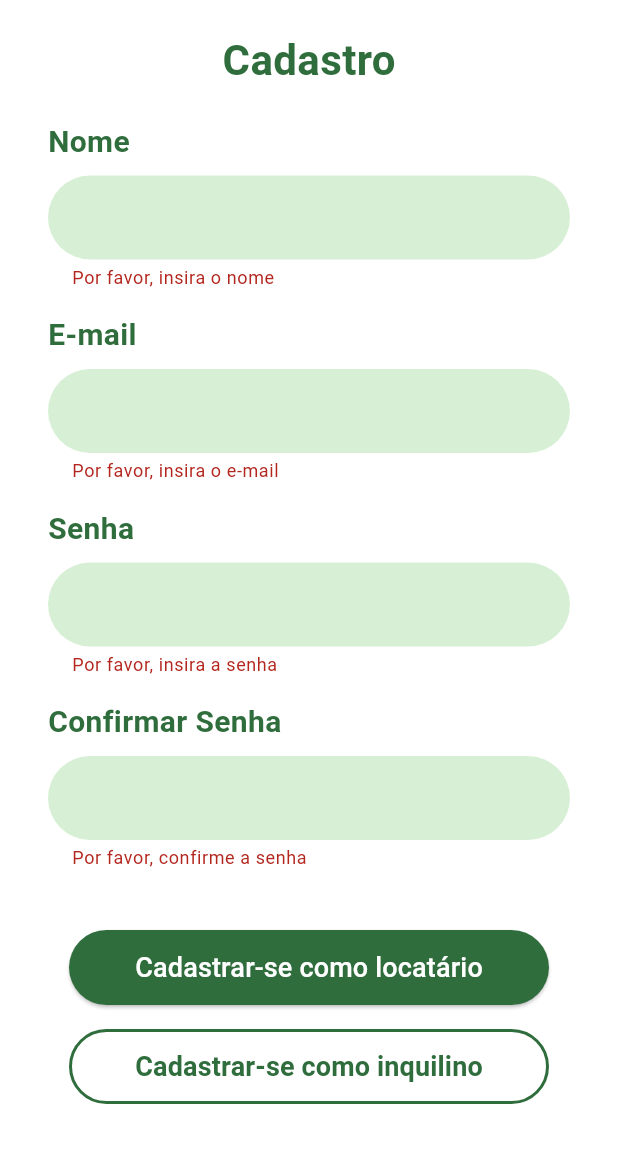
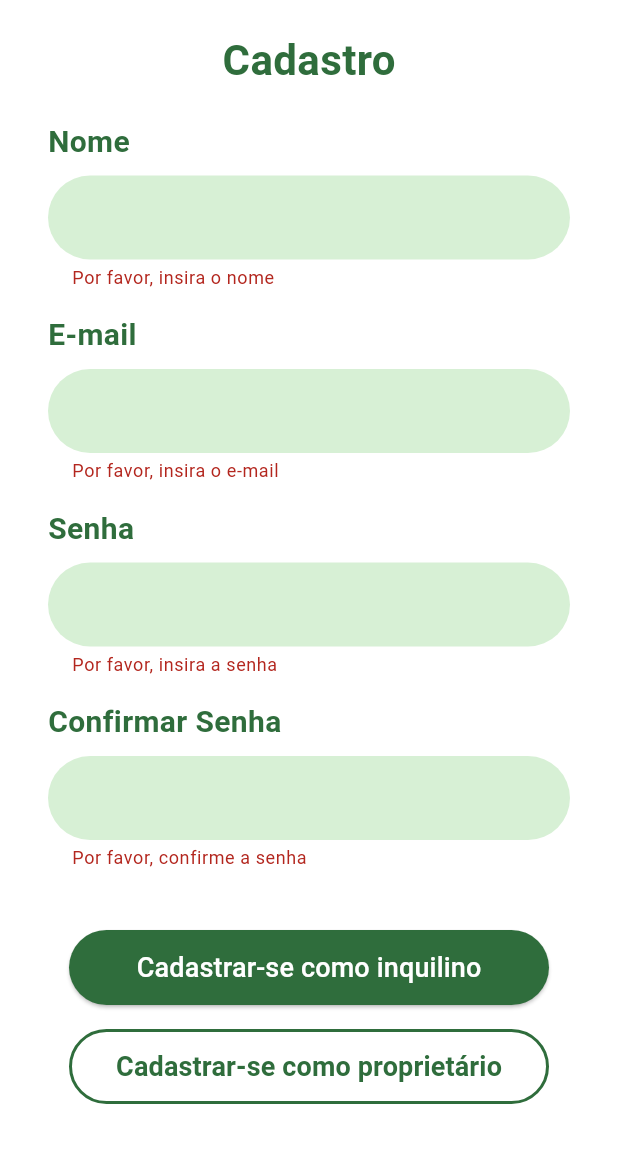
Before and after one commit to Swampertian/Moovin, a Flutter app: the RegisterScreen screen opened by its route, scrolled down 148 dp, after a tap on "Cadastrar-se como inquilino", on a phone screen of 412 x 824 dp, the part 84-1236 px from its top. Run offline on Flutter 3.47's test engine with Material 3 defaults, Android fonts, the phone set to English and light mode, and no system bars; our stand-ins replace dio, flutter_secure_storage, google_fonts, image_picker, shared_preferences; accounts and stored records are empty; network calls fail; Roboto replaces fonts that are missing (Khula).

Commit message:
fix register

```diff
--- a/Mobile/rental_app/lib/config.dart
+++ b/Mobile/rental_app/lib/config.dart
@@ -1,10 +1,10 @@
-//const String apiBase      = 'http://127.0.0.1:8000/api';
+const String apiBase      = 'http://127.0.0.1:8000/api';
 //const String ownerBase    = '$apiBase/owners/owners';
 //const String immobileBase = '$apiBase/immobile/';
 //const String userBase     = '$apiBase/users';
 
 
-const String apiBase      = 'http://10.0.2.2:8000/api';
+// const String apiBase      = 'http://10.0.2.2:8000/api';
 const String ownerBase    = '$apiBase/owners/owners';
 const String immobileBase = '$apiBase/immobile/';
 const String userBase     = '$apiBase/users';
--- a/Mobile/rental_app/lib/screens/create_profile_screen.dart
+++ b/Mobile/rental_app/lib/screens/create_profile_screen.dart
@@ -47,8 +47,8 @@ class _CreateProfileScreenState extends State<CreateProfileScreen> {
 
   Future<void> _saveProfile() async {
     final url = widget.isOwner
-        ? 'http://127.0.0.1:8000/api/owner/owner_create'
-        : 'http://127.0.0.1:8000/api/tenant/tenant_create';
+        ? 'http://127.0.0.1:8000/api/owners/owner_create'
+        : 'http://127.0.0.1:8000/api/tenants/tenant_create';
 
     final body = widget.isOwner
         ? {
@@ -82,7 +82,7 @@ class _CreateProfileScreenState extends State<CreateProfileScreen> {
 
 
         if (widget.isOwner && _selectedImage != null) {
-          final uploadUrl = Uri.parse('http://10.0.2.2:8000/api/owners/owner-photo-upload/');
+          final uploadUrl = Uri.parse('http://127.0.0.1:8000/api/owners/owner-photo-upload/');
           var request = http.MultipartRequest('POST', uploadUrl);
           request.files.add(
             await http.MultipartFile.fromPath('photo', _selectedImage!.path),
--- a/Mobile/rental_app/lib/screens/login_screen.dart
+++ b/Mobile/rental_app/lib/screens/login_screen.dart
@@ -25,7 +25,7 @@ class _LoginScreenState extends State<LoginScreen> {
       _errorMessage = null;
     });
 
-    final apiService = ApiService(baseUrl: 'http://10.0.2.2:8000/api'); //url de emulador
+    final apiService = ApiService(baseUrl: 'http://127.0.0.1:8000/api'); //url de emulador
 
     try {
     String email = _emailController.text;
--- a/Mobile/rental_app/lib/screens/owner_profile_screen.dart
+++ b/Mobile/rental_app/lib/screens/owner_profile_screen.dart
@@ -20,8 +20,6 @@ import 'unauthorized_screen.dart';
 
 class OwnerProfileScreen extends StatefulWidget {
 
-
-  const OwnerProfileScreen({super.key});
 
   final int? immobileId;
   // const OwnerProfileScreen({super.key});
--- a/Mobile/rental_app/lib/screens/register_screen.dart
+++ b/Mobile/rental_app/lib/screens/register_screen.dart
@@ -100,7 +100,7 @@ class _RegisterScreenState extends State<RegisterScreen> {
                 const SizedBox(height: 40),
 
                 _buildSubmitButton(
-                  text: 'Cadastrar-se como locatário',
+                  text: 'Cadastrar-se como inquilino',
                   onPressed: () async {
                     await _handleRegistration(isOwner: false);
                   },
@@ -109,7 +109,7 @@ class _RegisterScreenState extends State<RegisterScreen> {
                 const SizedBox(height: 16),
 
                 _buildSubmitButton(
-                  text: 'Cadastrar-se como inquilino',
+                  text: 'Cadastrar-se como proprietário',
                   outlined: true,
                   onPressed: () async {
                     await _handleRegistration(isOwner: true);
@@ -199,7 +199,7 @@ class _RegisterScreenState extends State<RegisterScreen> {
  Future<void> _handleRegistration({required bool isOwner}) async {
     if (_formKey.currentState?.validate() ?? false) {
       final String email = _emailController.text;
-      final apiService = ApiService(baseUrl: 'http://10.0.2.2:8000/api'); //URL emulador
+      final apiService = ApiService(baseUrl: 'http://127.0.0.1:8000/api'); //URL emulador
 
       try {
         final response = await apiService.requestEmailVerification(email);
--- a/Mobile/rental_app/lib/screens/verify_email_screen.dart
+++ b/Mobile/rental_app/lib/screens/verify_email_screen.dart
@@ -15,7 +15,7 @@ class _VerifyEmailScreenState extends State<VerifyEmailScreen> {
   final TextEditingController _verificationCodeController = TextEditingController();
   bool _isLoading = false;
   String? _errorMessage;
-  final ApiService _apiService = ApiService(baseUrl: 'http://10.0.2.2:8000/api');
+  final ApiService _apiService = ApiService(baseUrl: 'http://127.0.0.1:8000/api');
 
   Future<void> _verifyCode() async {
     setState(() {
--- a/Mobile/rental_app/lib/services/api_service.dart
+++ b/Mobile/rental_app/lib/services/api_service.dart
@@ -23,7 +23,7 @@ class ApiService {
 
   ApiService() {
     dio = Dio(BaseOptions(
-      baseUrl: 'http://10.0.2.2:8000/api',
+      baseUrl: 'http://127.0.0.1:8000/api',
       connectTimeout: const Duration(seconds: 10),
       receiveTimeout: const Duration(seconds: 10),
       headers: {'Content-Type': 'application/json'},
```
Also changed, not shown: 3 other files.
